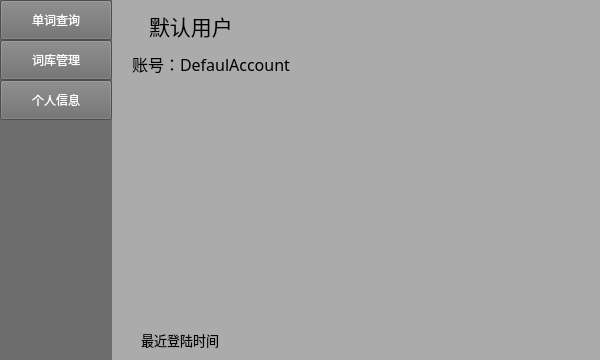
Old version of the form mainwindow.ui in the repository DaneJoe001/magic_box_of_vocabulary.
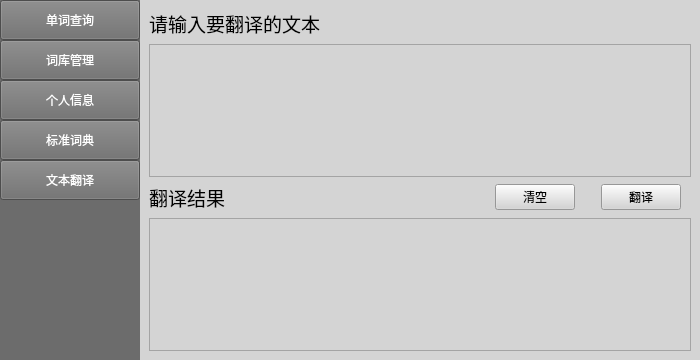
New version of the form. The open tabs and pages were chosen to show the change. Icons and pictures are not drawn.

Commit message: 优化数据库连接设计，修改单词信息结构，更新单词数据部分，添加牛津等专业词典内容

Patch:
```diff
--- a/mainwindow.ui
+++ b/mainwindow.ui
@@ -6,7 +6,7 @@
    <rect>
     <x>0</x>
     <y>0</y>
-    <width>600</width>
+    <width>700</width>
     <height>360</height>
    </rect>
   </property>
@@ -119,6 +119,38 @@
          </property>
         </widget>
        </item>
+       <item>
+        <widget class="QPushButton" name="standardDictionary">
+         <property name="sizePolicy">
+          <sizepolicy hsizetype="Expanding" vsizetype="Fixed">
+           <horstretch>0</horstretch>
+           <verstretch>0</verstretch>
+          </sizepolicy>
+         </property>
+         <property name="minimumSize">
+          <size>
+           <width>0</width>
+           <height>40</height>
+          </size>
+         </property>
+         <property name="text">
+          <string>标准词典</string>
+         </property>
+        </widget>
+       </item>
+       <item>
+        <widget class="QPushButton" name="pushButton_5">
+         <property name="minimumSize">
+          <size>
+           <width>0</width>
+           <height>40</height>
+          </size>
+         </property>
+         <property name="text">
+          <string>文本翻译</string>
+         </property>
+        </widget>
+       </item>
        <item>
         <spacer name="verticalSpacer">
          <property name="orientation">
@@ -1217,6 +1249,207 @@
         </item>
        </layout>
       </widget>
+      <widget class="QWidget" name="pageTranslation">
+       <layout class="QVBoxLayout" name="verticalLayout_11">
+        <item>
+         <layout class="QHBoxLayout" name="horizontalLayout_20">
+          <item>
+           <widget class="QLabel" name="label_3">
+            <property name="font">
+             <font>
+              <family>荆南麦圆体</family>
+              <pointsize>14</pointsize>
+             </font>
+            </property>
+            <property name="text">
+             <string>请输入要翻译的文本</string>
+            </property>
+           </widget>
+          </item>
+          <item>
+           <spacer name="horizontalSpacer_22">
+            <property name="orientation">
+             <enum>Qt::Horizontal</enum>
+            </property>
+            <property name="sizeHint" stdset="0">
+             <size>
+              <width>40</width>
+              <height>20</height>
+             </size>
+            </property>
+           </spacer>
+          </item>
+         </layout>
+        </item>
+        <item>
+         <widget class="QPlainTextEdit" name="plainTextEdit"/>
+        </item>
+        <item>
+         <layout class="QHBoxLayout" name="horizontalLayout_19">
+          <item>
+           <widget class="QLabel" name="label_5">
+            <property name="font">
+             <font>
+              <family>荆南麦圆体</family>
+              <pointsize>14</pointsize>
+             </font>
+            </property>
+            <property name="text">
+             <string>翻译结果</string>
+            </property>
+           </widget>
+          </item>
+          <item>
+           <spacer name="horizontalSpacer_19">
+            <property name="orientation">
+             <enum>Qt::Horizontal</enum>
+            </property>
+            <property name="sizeHint" stdset="0">
+             <size>
+              <width>40</width>
+              <height>20</height>
+             </size>
+            </property>
+           </spacer>
+          </item>
+          <item>
+           <widget class="QPushButton" name="pushButton_9">
+            <property name="text">
+             <string>清空</string>
+            </property>
+           </widget>
+          </item>
+          <item>
+           <spacer name="horizontalSpacer_20">
+            <property name="orientation">
+             <enum>Qt::Horizontal</enum>
+            </property>
+            <property name="sizeType">
+             <enum>QSizePolicy::Fixed</enum>
+            </property>
+            <property name="sizeHint" stdset="0">
+             <size>
+              <width>20</width>
+              <height>20</height>
+             </size>
+            </property>
+           </spacer>
+          </item>
+          <item>
+           <widget class="QPushButton" name="pushButton_8">
+            <property name="text">
+             <string>翻译</string>
+            </property>
+           </widget>
+          </item>
+          <item>
+           <spacer name="horizontalSpacer_21">
+            <property name="orientation">
+             <enum>Qt::Horizontal</enum>
+            </property>
+            <property name="sizeType">
+             <enum>QSizePolicy::Fixed</enum>
+            </property>
+            <property name="sizeHint" stdset="0">
+             <size>
+              <width>10</width>
+              <height>20</height>
+             </size>
+            </property>
+           </spacer>
+          </item>
+         </layout>
+        </item>
+        <item>
+         <widget class="QPlainTextEdit" name="plainTextEdit_2"/>
+        </item>
+       </layout>
+      </widget>
+      <widget class="QWidget" name="pageShowDictionaryPanel">
+       <layout class="QVBoxLayout" name="verticalLayout_10">
+        <item>
+         <spacer name="verticalSpacer_11">
+          <property name="orientation">
+           <enum>Qt::Vertical</enum>
+          </property>
+          <property name="sizeType">
+           <enum>QSizePolicy::Fixed</enum>
+          </property>
+          <property name="sizeHint" stdset="0">
+           <size>
+            <width>20</width>
+            <height>2</height>
+           </size>
+          </property>
+         </spacer>
+        </item>
+        <item>
+         <layout class="QHBoxLayout" name="horizontalLayout_18">
+          <item>
+           <widget class="QLabel" name="label_search_dictionary">
+            <property name="font">
+             <font>
+              <family>荆南麦圆体</family>
+              <pointsize>16</pointsize>
+             </font>
+            </property>
+            <property name="text">
+             <string>查询：</string>
+            </property>
+           </widget>
+          </item>
+          <item>
+           <widget class="QLineEdit" name="lineEdit_word_dictionary"/>
+          </item>
+          <item>
+           <widget class="QComboBox" name="comboBox_select_dictionary">
+            <property name="sizePolicy">
+             <sizepolicy hsizetype="Fixed" vsizetype="Fixed">
+              <horstretch>0</horstretch>
+              <verstretch>0</verstretch>
+             </sizepolicy>
+            </property>
+            <property name="minimumSize">
+             <size>
+              <width>150</width>
+              <height>0</height>
+             </size>
+            </property>
+            <item>
+             <property name="text">
+              <string>牛津高阶英汉双解词典</string>
+             </property>
+            </item>
+            <item>
+             <property name="text">
+              <string>剑桥英汉双解词典</string>
+             </property>
+            </item>
+            <item>
+             <property name="text">
+              <string>柯林斯高阶英汉双解词典</string>
+             </property>
+            </item>
+           </widget>
+          </item>
+          <item>
+           <widget class="QPushButton" name="pushButton_search_on_dictionary">
+            <property name="text">
+             <string>确定</string>
+            </property>
+           </widget>
+          </item>
+         </layout>
+        </item>
+        <item>
+         <widget class="QTextBrowser" name="textBrowser">
+          <property name="styleSheet">
+           <string notr="true"/>
+          </property>
+         </widget>
+        </item>
+       </layout>
+      </widget>
      </widget>
     </item>
    </layout>
```
Left out of the diff: 27 changed lines with no effect on the pictures. The commit also changes 22 other files.
